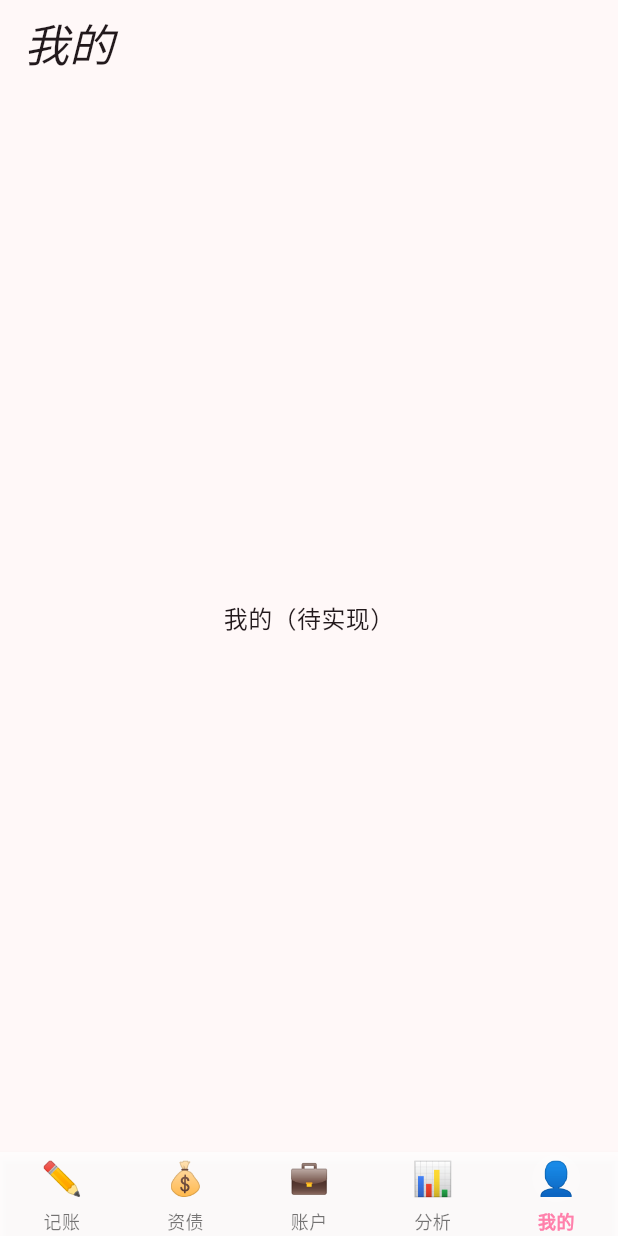
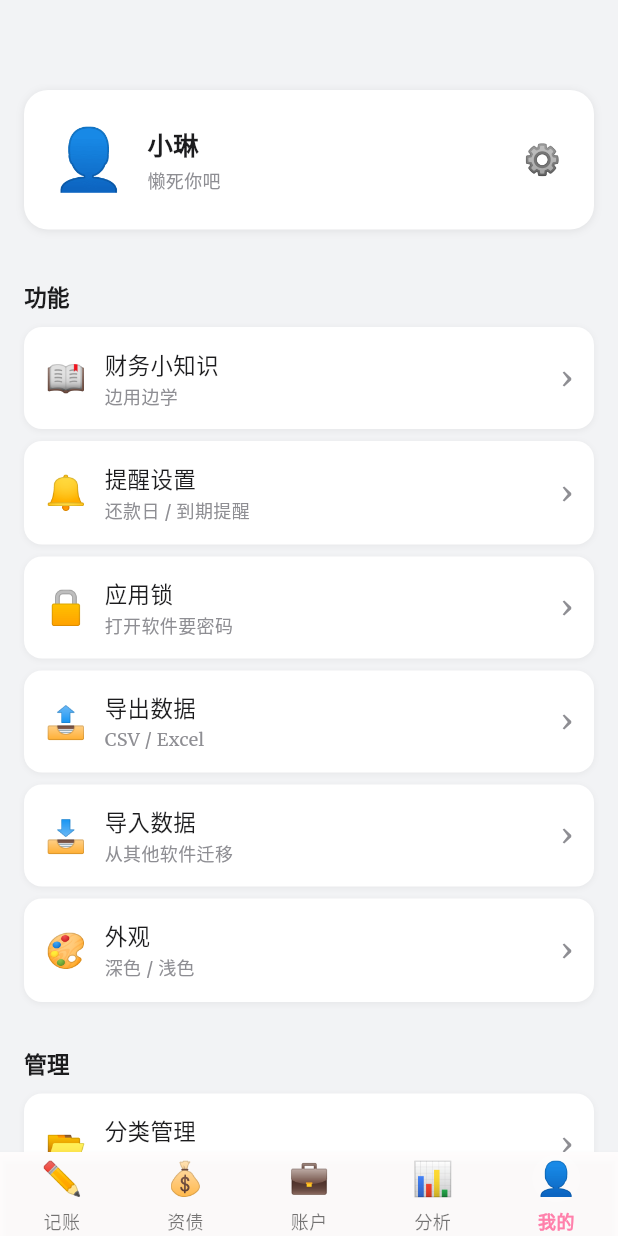
Before and after one commit to xiao-lin-unit/yuan, a Flutter app: the ProfileScreen screen opened by its route, on a phone screen of 412 x 824 dp. Run offline on Flutter 3.47's test engine with Material 3 defaults, Android fonts, the phone set to English and light mode, and no system bars; our stand-ins replace go_router, google_fonts, sqflite_common_ffi; accounts and stored records are empty.

Commit message:
我的 页面基础布局

```diff
--- a/lib/screens/profile/profile_screen.dart
+++ b/lib/screens/profile/profile_screen.dart
@@ -1,14 +1,66 @@
 import 'package:flutter/material.dart';
+import 'package:go_router/go_router.dart';
+import 'widgets/user/profile_user_section.dart';
+import 'widgets/function/profile_function_section.dart';
+import 'widgets/manage/profile_manage_section.dart';
+import 'widgets/about/profile_about_section.dart';
+import 'widgets/profile_styles.dart';
 
+// 「我的」页面：组装用户 / 功能 / 管理 / 关于四个分区
 class ProfileScreen extends StatelessWidget {
   const ProfileScreen({super.key});
+
+  /// 功能与管理共用的点击处理：按 key 跳转，路由未注册时不会崩
+  void _onItemTap(BuildContext context, String? key) {
+    if (key == null) return;
+    final route = '/$key';
+    try {
+      context.push(route);
+    } catch (_) {
+      // 路由未注册时忽略，待 GoRouter 补上对应路由后即可跳转
+    }
+  }
 
   @override
   Widget build(BuildContext context) {
     return Scaffold(
-      appBar: AppBar(title: const Text('我的')),
-      body: const Center(
-        child: Text('我的（待实现）', style: TextStyle(fontSize: 16)),
+      backgroundColor: ProfileStyles.bg,
+      appBar: AppBar(
+        // title: const Text('我的'),
+        backgroundColor: ProfileStyles.bg,
+        elevation: 0,
+        foregroundColor: ProfileStyles.text,
+      ),
+      body: SafeArea(
+        // 滚动视图
+        child: SingleChildScrollView(
+          child: Column(
+            crossAxisAlignment: CrossAxisAlignment.start,
+            children: [
+              // ① 用户
+              const ProfileUserSection(avatar: '👤', userName: '小琳', userSub: '懒死你吧'),
+              // 间隔
+              const SizedBox(height: 12),
+              // ② 功能
+              ProfileFunctionSection(
+                onItemTap: (item) => _onItemTap(context, item.key),
+              ),
+              // 间隔
+              const SizedBox(height: 4),
+              // ③ 管理
+              ProfileManageSection(
+                onItemTap: (item) => _onItemTap(context, item.key),
+              ),
+              // 间隔
+              const SizedBox(height: 4),
+              // ④ 关于
+              ProfileAboutSection(
+                onAboutTap: () => _onItemTap(context, 'about'),
+              ),
+              const SizedBox(height: 24),
+            ],
+          ),
+        ),
       ),
     );
   }
--- /dev/null
+++ b/lib/screens/profile/widgets/function/profile_function_section.dart
@@ -0,0 +1,42 @@
+import 'package:flutter/material.dart';
+import '../menu_item.dart';
+import '../menu_list.dart';
+import '../section_header.dart';
+
+/// ② 功能分区
+class ProfileFunctionSection extends StatelessWidget {
+  final void Function(MenuItemData item)? onItemTap;
+
+  const ProfileFunctionSection({super.key, this.onItemTap});
+
+  static const List<MenuItemData> _items = [
+    MenuItemData(emoji: '📖', title: '财务小知识', subtitle: '边用边学', key: 'knowledge'),
+    MenuItemData(emoji: '🔔', title: '提醒设置', subtitle: '还款日 / 到期提醒', key: 'reminder'),
+    MenuItemData(emoji: '🔒', title: '应用锁', subtitle: '打开软件要密码', key: 'lock'),
+    MenuItemData(emoji: '📤', title: '导出数据', subtitle: 'CSV / Excel', key: 'export'),
+    MenuItemData(emoji: '📥', title: '导入数据', subtitle: '从其他软件迁移', key: 'import'),
+    MenuItemData(emoji: '🎨', title: '外观', subtitle: '深色 / 浅色', key: 'appearance'),
+  ];
+
+  @override
+  Widget build(BuildContext context) {
+    final items = onItemTap == null
+        ? _items
+        : _items
+            .map((i) => MenuItemData(
+                  emoji: i.emoji,
+                  title: i.title,
+                  subtitle: i.subtitle,
+                  key: i.key,
+                  onTap: () => onItemTap!(i),
+                ))
+            .toList();
+    return Column(
+      crossAxisAlignment: CrossAxisAlignment.start,
+      children: [
+        const SectionHeader(title: '功能'),
+        MenuList(items: items),
+      ],
+    );
+  }
+}
--- /dev/null
+++ b/lib/screens/profile/widgets/manage/profile_manage_section.dart
@@ -0,0 +1,27 @@
+import 'package:flutter/material.dart';
+import '../menu_item.dart';
+import '../menu_list.dart';
+import '../section_header.dart';
+
+/// ③ 管理分区
+class ProfileManageSection extends StatelessWidget {
+  final void Function(MenuItemData item)? onItemTap;
+
+  const ProfileManageSection({super.key, this.onItemTap});
+
+  static const List<MenuItemData> _items = [
+    MenuItemData(emoji: '📂', title: '分类管理', subtitle: '自定义收支分类', key: 'category'),
+    MenuItemData(emoji: '🗑️', title: '回收站', subtitle: '误删可恢复', key: 'trash'),
+  ];
+
+  @override
+  Widget build(BuildContext context) {
+    return Column(
+      crossAxisAlignment: CrossAxisAlignment.start,
+      children: [
+        const SectionHeader(title: '管理'),
+        MenuList(items: _items),
+      ],
+    );
+  }
+}
--- /dev/null
+++ b/lib/screens/profile/widgets/menu_item.dart
@@ -0,0 +1,61 @@
+import 'package:flutter/material.dart';
+import 'profile_styles.dart';
+
+/// 列表项数据模型：新增功能只需在分区组件的数据数组里加一条
+class MenuItemData {
+  final String emoji;
+  final String title;
+  final String? subtitle;
+  final VoidCallback? onTap;
+  final String? key;
+
+  const MenuItemData({
+    required this.emoji,
+    required this.title,
+    this.subtitle,
+    this.onTap,
+    this.key,
+  });
+}
+
+/// 公共单项组件：emoji + 标题 + 副标题 + 箭头（对应 .menu-item）
+class MenuItem extends StatelessWidget {
+  final MenuItemData data;
+
+  const MenuItem({super.key, required this.data});
+
+  @override
+  Widget build(BuildContext context) {
+    return Material(
+      color: Colors.transparent,
+      child: InkWell(
+        borderRadius: BorderRadius.circular(ProfileStyles.itemRadius),
+        onTap: data.onTap,
+        child: Container(
+          margin: const EdgeInsets.only(bottom: 8),
+          padding: const EdgeInsets.symmetric(horizontal: 14, vertical: 14),
+          decoration: ProfileStyles.itemDecoration,
+          child: Row(
+            children: [
+              Text(data.emoji, style: const TextStyle(fontSize: 22)),
+              const SizedBox(width: 12),
+              Expanded(
+                child: Column(
+                  crossAxisAlignment: CrossAxisAlignment.start,
+                  children: [
+                    Text(data.title, style: ProfileStyles.menuTextStyle),
+                    if (data.subtitle != null) ...[
+                      const SizedBox(height: 2),
+                      Text(data.subtitle!, style: ProfileStyles.menuSubStyle),
+                    ],
+                  ],
+                ),
+              ),
+              const Text('›', style: ProfileStyles.menuArrowStyle),
+            ],
+          ),
+        ),
+      ),
+    );
+  }
+}
--- /dev/null
+++ b/lib/screens/profile/widgets/menu_list.dart
@@ -0,0 +1,20 @@
+import 'package:flutter/material.dart';
+import 'menu_item.dart';
+import 'profile_styles.dart';
+
+/// 公共列表组件：渲染一组 MenuItem（对应 .menu-list）
+class MenuList extends StatelessWidget {
+  final List<MenuItemData> items;
+
+  const MenuList({super.key, required this.items});
+
+  @override
+  Widget build(BuildContext context) {
+    return Padding(
+      padding: const EdgeInsets.symmetric(horizontal: ProfileStyles.pageHPadding),
+      child: Column(
+        children: items.map((i) => MenuItem(data: i)).toList(),
+      ),
+    );
+  }
+}
--- /dev/null
+++ b/lib/screens/profile/widgets/profile_styles.dart
@@ -0,0 +1,54 @@
+import 'package:flutter/material.dart';
+
+/// 对应 styles.css 的 :root 变量与公共样式
+class ProfileStyles {
+  // === 颜色（对应 :root） ===
+  static const Color bg = Color(0xFFF2F3F5);
+  static const Color white = Color(0xFFFFFFFF);
+  static const Color primary = Color(0xFF2E9D6F);
+  static const Color primaryDark = Color(0xFF1F7D58);
+  static const Color red = Color(0xFFE5484D);
+  static const Color green = Color(0xFF2E9D6F);
+  static const Color orange = Color(0xFFF5A623);
+  static const Color text = Color(0xFF1C1C1E);
+  static const Color textSub = Color(0xFF8E8E93);
+  static const Color border = Color(0xFFE5E5EA);
+  static const Color shadow = Color(0x14000000); // rgba(0,0,0,0.08)
+
+  // === 间距 / 圆角 ===
+  static const double pageHPadding = 16;
+  static const double sectionGap = 16;
+  static const double cardRadius = 16;
+  static const double itemRadius = 12;
+
+  // === 文字样式 ===
+  static const TextStyle userNameStyle = TextStyle(
+    fontSize: 17, fontWeight: FontWeight.w600, color: text,
+  );
+  static const TextStyle userSubStyle = TextStyle(fontSize: 12, color: textSub);
+  static const TextStyle sectionHeaderStyle = TextStyle(
+    fontSize: 15, fontWeight: FontWeight.w600, color: text,
+  );
+  static const TextStyle menuTextStyle = TextStyle(fontSize: 15, color: text);
+  static const TextStyle menuSubStyle = TextStyle(fontSize: 12, color: textSub);
+  static const TextStyle menuArrowStyle = TextStyle(fontSize: 20, color: textSub);
+  static const TextStyle aboutTextStyle = TextStyle(fontSize: 14, color: textSub);
+
+  // === 卡片装饰（对应 .user-card） ===
+  static BoxDecoration get cardDecoration => BoxDecoration(
+        color: white,
+        borderRadius: const BorderRadius.all(Radius.circular(cardRadius)),
+        boxShadow: const [
+          BoxShadow(color: shadow, offset: Offset(0, 1), blurRadius: 4),
+        ],
+      );
+
+  // === 列表项装饰（对应 .menu-item / 账户卡片阴影） ===
+  static BoxDecoration get itemDecoration => BoxDecoration(
+        color: white,
+        borderRadius: const BorderRadius.all(Radius.circular(itemRadius)),
+        boxShadow: const [
+          BoxShadow(color: Color(0x0D000000), offset: Offset(0, 1), blurRadius: 3),
+        ],
+      );
+}
--- /dev/null
+++ b/lib/screens/profile/widgets/section_header.dart
@@ -0,0 +1,19 @@
+import 'package:flutter/material.dart';
+import 'profile_styles.dart';
+
+/// 公共分组标题（对应 .section-header）
+class SectionHeader extends StatelessWidget {
+  final String title;
+
+  const SectionHeader({super.key, required this.title});
+
+  @override
+  Widget build(BuildContext context) {
+    return Padding(
+      padding: const EdgeInsets.fromLTRB(
+        ProfileStyles.pageHPadding, 18, ProfileStyles.pageHPadding, 10,
+      ),
+      child: Text(title, style: ProfileStyles.sectionHeaderStyle),
+    );
+  }
+}
--- /dev/null
+++ b/lib/screens/profile/widgets/user/profile_user_section.dart
@@ -0,0 +1,97 @@
+import 'package:flutter/material.dart';
+import 'edit_profile_screen.dart';
+import '../profile_styles.dart';
+
+class ProfileUserSection extends StatefulWidget {
+  final String avatar;
+  final String userName;
+  final String userSub;
+
+  const ProfileUserSection({
+    super.key,
+    this.avatar = '👤',
+    this.userName = '未设置名字',
+    this.userSub = '📱 数据全部保存在本设备',
+  });
+
+  @override
+  State<ProfileUserSection> createState() => _ProfileUserSectionState();
+}
+
+class _ProfileUserSectionState extends State<ProfileUserSection> {
+  late String _avatar;
+  late String _userName;
+  late String _userSub;
+
+  @override
+  void initState() {
+    super.initState();
+    _avatar = widget.avatar;
+    _userName = widget.userName;
+    _userSub = widget.userSub;
+  }
+
+  Future<void> _openEdit() async {
+    final result = await Navigator.of(context).push<Map<String, String>>(
+      MaterialPageRoute(
+        builder: (context) => EditProfileScreen(
+          initialName: _userName,
+          initialSub: _userSub,
+        ),
+      ),
+    );
+
+    // 返回了数据才更新
+    if (result != null) {
+      setState(() {
+        if (result['name']?.isNotEmpty == true) {
+          _userName = result['name']!;
+        }
+        if (result['sub']?.isNotEmpty == true) {
+          _userSub = result['sub']!;
+        }
+      });
+    }
+  }
+
+  @override
+  Widget build(BuildContext context) {
+    return Padding(
+      padding: const EdgeInsets.fromLTRB(
+        ProfileStyles.pageHPadding, 4, ProfileStyles.pageHPadding, 4,
+      ),
+      child: Container(
+        padding: const EdgeInsets.all(18),
+        decoration: ProfileStyles.cardDecoration,
+        child: Row(
+          children: [
+            Text(_avatar, style: const TextStyle(fontSize: 40)),
+            const SizedBox(width: 14),
+            Expanded(
+              child: Column(
+                crossAxisAlignment: CrossAxisAlignment.start,
+                children: [
+                  Text(_userName, style: ProfileStyles.userNameStyle),
+                  const SizedBox(height: 3),
+                  Text(_userSub, style: ProfileStyles.userSubStyle),
+                ],
+              ),
+            ),
+            // 齿轮：只有这里可点击
+            Material(
+              color: Colors.transparent,
+              child: InkWell(
+                borderRadius: BorderRadius.circular(20),
+                onTap: _openEdit,
+                child: const Padding(
+                  padding: EdgeInsets.all(4),
+                  child: Text('⚙️', style: TextStyle(fontSize: 20)),
+                ),
+              ),
+            ),
+          ],
+        ),
+      ),
+    );
+  }
+}
```
Also changed, not shown: lib/screens/profile/widgets/about/profile_about_section.dart (added, +55 -0 lines), lib/screens/profile/widgets/user/edit_profile_screen.dart (added, +81 -0 lines).
